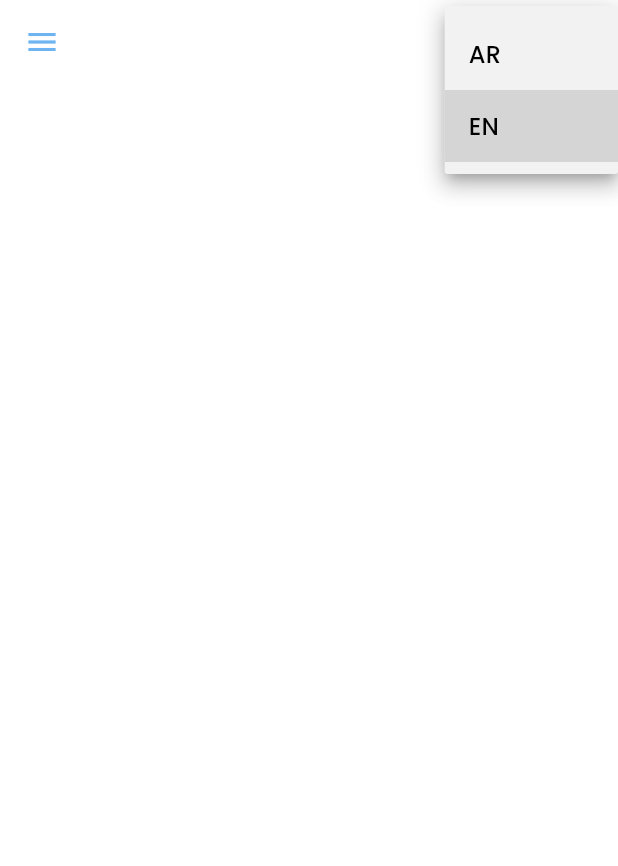
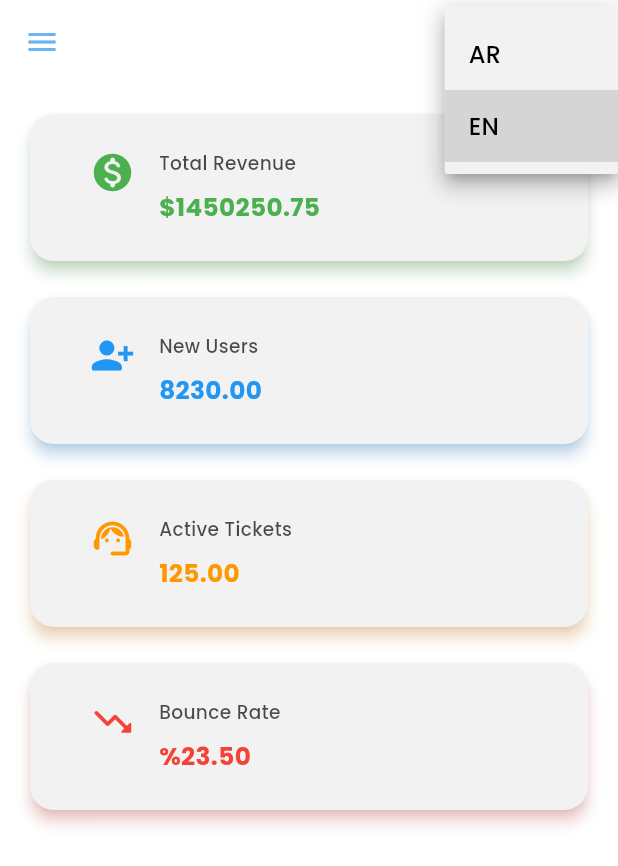
Before and after one commit to Alaa-shibany/education_section, a Flutter app: the HomeScreen screen opened by its route, after a tap on the "menu" icon, after a tap on the "light mode" icon, after a tap on "EN", on a phone screen of 412 x 824 dp. Shown: the top 866 px of the screen. Run offline on Flutter 3.47's test engine with Material 3 defaults, Android fonts, the phone set to English and light mode, and no system bars; drawn by our look-alikes of animated_flip_counter, flutter_animate; our stand-ins replace dartz, dio, equatable, flutter_bloc, flutter_svg, freezed_annotation and 5 more; accounts and stored records are empty.

Commit message:
kpi statistic

```diff
--- a/lib/features/home/presentation/home_screen.dart
+++ b/lib/features/home/presentation/home_screen.dart
@@ -1,3 +1,4 @@
+import 'package:courses/shared/stats/kpi_stats_card.dart';
 import 'package:flutter/material.dart';
 
 class HomeScreen extends StatelessWidget {
@@ -5,6 +6,44 @@ class HomeScreen extends StatelessWidget {
 
   @override
   Widget build(BuildContext context) {
-    return const Scaffold();
+    return Scaffold(
+      body: SingleChildScrollView(
+        child: Padding(
+          padding: const EdgeInsets.all(16.0),
+          child: Wrap(
+            spacing: 16,
+            runSpacing: 16,
+            children: [
+              KpiStatsCard(
+                title: 'Total Revenue',
+                value: 1450250.75,
+                icon: Icons.monetization_on_rounded,
+                color: Colors.green,
+                prefix: '\$',
+              ),
+              KpiStatsCard(
+                title: 'New Users',
+                value: 8230,
+                icon: Icons.person_add_alt_1_rounded,
+                color: Colors.blue,
+              ),
+              KpiStatsCard(
+                title: 'Active Tickets',
+                value: 125,
+                icon: Icons.support_agent_rounded,
+                color: Colors.orange,
+              ),
+              KpiStatsCard(
+                title: 'Bounce Rate',
+                value: 23.5,
+                icon: Icons.trending_down_rounded,
+                color: Colors.red,
+                prefix: '%',
+              ),
+            ],
+          ),
+        ),
+      ),
+    );
   }
 }
--- a/lib/features/navigator/presentation/components/app_drawer.dart
+++ b/lib/features/navigator/presentation/components/app_drawer.dart
@@ -79,7 +79,6 @@ class AppDrawer extends StatelessWidget {
         ),
         height: 20,
         width: 20,
-        // color: Theme.ohf(context).primaryColor,
       ),
       selected: isSelected,
       title: Text(title),
--- a/lib/features/navigator/presentation/navigate_screen.dart
+++ b/lib/features/navigator/presentation/navigate_screen.dart
@@ -14,7 +14,6 @@ class NavigateScreen extends StatelessWidget {
   Widget build(BuildContext context) {
     return ResponsiveLayout(
       mobileBody: Scaffold(
-        extendBodyBehindAppBar: true,
         appBar: AppBar(
           actions: [ThemeSwitcher(), LanguageSwitcher()],
           leading: Builder(
--- a/lib/routes/app_routes.dart
+++ b/lib/routes/app_routes.dart
@@ -2,9 +2,7 @@
 /// This class should not be instantiated.
 class AppRoutes {
   AppRoutes._();
-
   static const String splash = '/';
   static const String login = '/login';
-  static const String navigate = '/navigate';
   static const String home = '/home';
 }
--- /dev/null
+++ b/lib/shared/stats/kpi_stats_card.dart
@@ -0,0 +1,110 @@
+import 'package:courses/config/responsive/ui_halper.dart';
+import 'package:courses/layouts/responsive_layout.dart';
+import 'package:flutter/material.dart';
+import 'package:flutter_animate/flutter_animate.dart';
+import 'package:animated_flip_counter/animated_flip_counter.dart';
+import 'package:google_fonts/google_fonts.dart';
+
+class KpiStatsCard extends StatefulWidget {
+  final String title;
+  final double value;
+  final IconData icon;
+  final Color color;
+  final String? prefix;
+
+  const KpiStatsCard({
+    super.key,
+    required this.title,
+    required this.value,
+    required this.icon,
+    required this.color,
+    this.prefix,
+  });
+
+  @override
+  State<KpiStatsCard> createState() => _KpiStatsCardState();
+}
+
+class _KpiStatsCardState extends State<KpiStatsCard> {
+  bool _isHovered = false;
+
+  @override
+  Widget build(BuildContext context) {
+    return MouseRegion(
+          onEnter: (_) => setState(() => _isHovered = true),
+          onExit: (_) => setState(() => _isHovered = false),
+          child: AnimatedContainer(
+            duration: const Duration(milliseconds: 200),
+            transform: _isHovered
+                ? (Matrix4.identity()..translate(0, -8, 0))
+                : Matrix4.identity(),
+            child: Card(
+              elevation: _isHovered ? 12 : 4,
+              shadowColor: widget.color.withValues(alpha: 0.5),
+              shape: RoundedRectangleBorder(
+                borderRadius: BorderRadius.circular(16),
+              ),
+              child: Padding(
+                padding: const EdgeInsets.symmetric(
+                  vertical: 24.0,
+                  horizontal: 40,
+                ),
+                child: ResponsiveLayout(
+                  desktopBody: kpiContent(false),
+                  tabletBody: kpiContent(false),
+                  mobileBody: kpiContent(true),
+                ),
+              ),
+            ),
+          ),
+        )
+        .animate()
+        .fade(duration: 500.ms)
+        .slideY(begin: 0.5, duration: 500.ms, curve: Curves.easeOut);
+  }
+
+  Widget kpiContent(bool isMobile) {
+    return Row(
+      mainAxisSize: isMobile ? MainAxisSize.max : MainAxisSize.min,
+      crossAxisAlignment: CrossAxisAlignment.start,
+      children: [
+        Icon(widget.icon, size: 30, color: widget.color),
+        const SizedBox(width: 16),
+        Column(
+          mainAxisSize: MainAxisSize.min,
+          crossAxisAlignment: CrossAxisAlignment.start,
+          children: [
+            Text(
+              widget.title,
+              style: GoogleFonts.poppins(
+                fontSize: UIHelpers.getResponsiveFontSize(
+                  context,
+                  baseSize: 12,
+                ),
+                fontWeight: FontWeight.w500,
+                color: Theme.of(
+                  context,
+                ).textTheme.bodySmall?.color?.withValues(alpha: 0.7),
+              ),
+            ),
+            const SizedBox(height: 8),
+            AnimatedFlipCounter(
+              value: widget.value,
+              duration: const Duration(milliseconds: 1500),
+              prefix: widget.prefix,
+              fractionDigits: 2,
+              textStyle: GoogleFonts.poppins(
+                fontSize: UIHelpers.getResponsiveFontSize(
+                  context,
+                  baseSize: 16,
+                ),
+                fontWeight: FontWeight.bold,
+                color: widget.color,
+              ),
+            ),
+          ],
+        ),
+      ],
+    );
+  }
+}
--- a/pubspec.yaml
+++ b/pubspec.yaml
@@ -52,6 +52,8 @@ dependencies:
   intl_utils: ^2.8.11
   google_fonts: ^6.2.1
   flutter_svg: ^2.2.0
+  flutter_animate: ^4.5.2
+  animated_flip_counter: ^0.3.4
 
 dev_dependencies:
   flutter_test:
```
Also changed, not shown: pubspec.lock.
